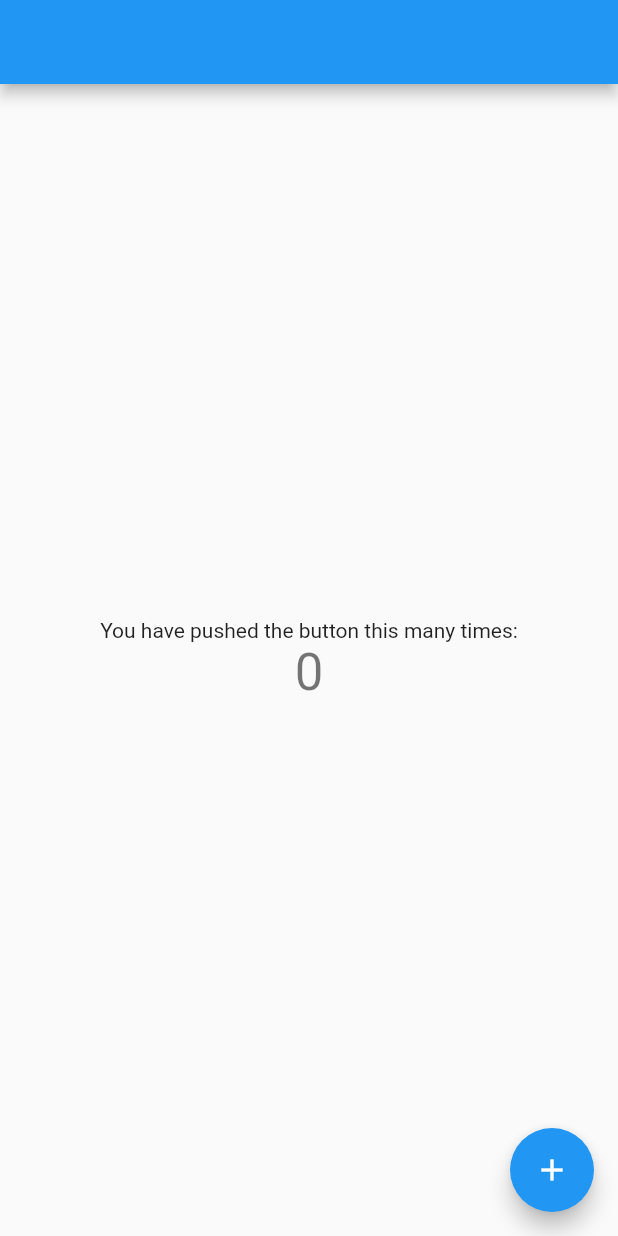
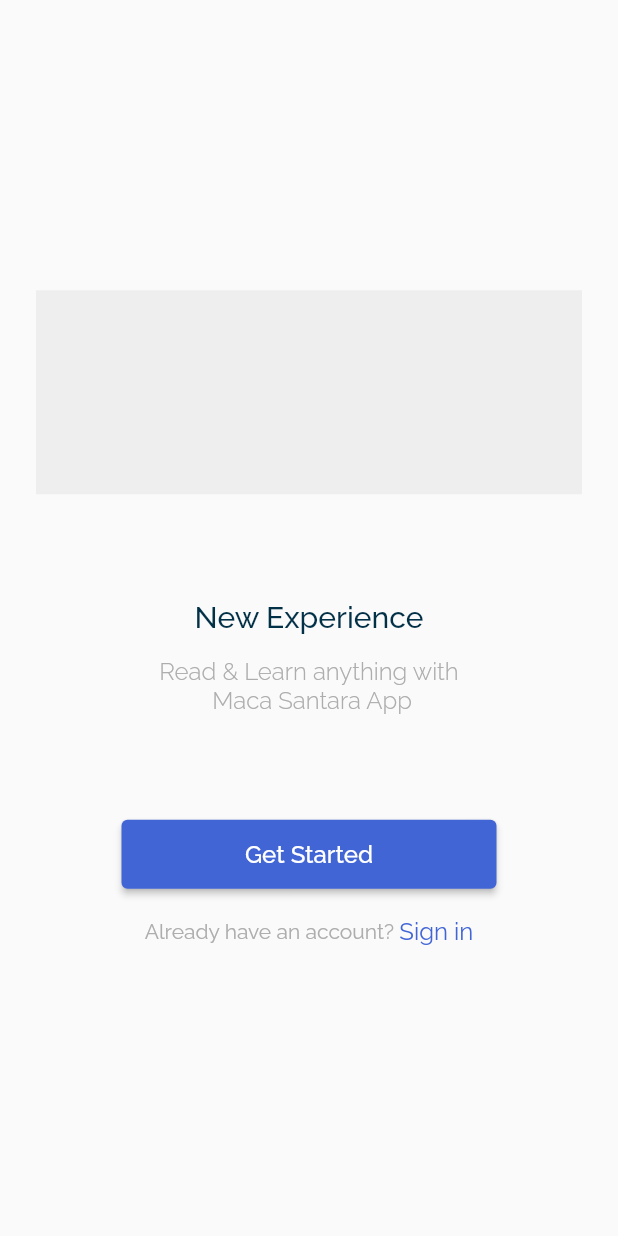
Before and after one commit to yopiangga/scanner-app, a Flutter app: the screen it shows after launch, on a phone screen of 412 x 824 dp. Run offline on Flutter 3.47's test engine with Material 2 defaults, Android fonts, the light colour scheme and no system bars; our stand-ins replace another_flushbar, email_validator, flutter_spinkit, google_fonts, material_design_icons_flutter; accounts and stored records are empty.

```diff
--- a/lib/main.dart
+++ b/lib/main.dart
@@ -1,4 +1,5 @@
 import 'package:flutter/material.dart';
+import 'package:scanner_app/ui/pages/pages.dart';
 
 void main() {
   runApp(const MyApp());
@@ -10,82 +11,9 @@
   @override
   Widget build(BuildContext context) {
     return MaterialApp(
-      title: 'Flutter Demo',
-      theme: ThemeData(
-        primarySwatch: Colors.blue,
-      ),
-      home: MyHomePage(),
+      debugShowCheckedModeBanner: false,
+      title: 'Maca Santara',
+      home: StartPage(),
     );
   }
 }
-
-class MyHomePage extends StatefulWidget {
-  @override
-  State<MyHomePage> createState() => _MyHomePageState();
-}
-
-class _MyHomePageState extends State<MyHomePage> {
-  int _counter = 0;
-
-  void _incrementCounter() {
-    setState(() {
-      // This call to setState tells the Flutter framework that something has
-      // changed in this State, which causes it to rerun the build method below
-      // so that the display can reflect the updated values. If we changed
-      // _counter without calling setState(), then the build method would not be
-      // called again, and so nothing would appear to happen.
-      _counter++;
-    });
-  }
-
-  @override
-  Widget build(BuildContext context) {
-    // This method is rerun every time setState is called, for instance as done
-    // by the _incrementCounter method above.
-    //
-    // The Flutter framework has been optimized to make rerunning build methods
-    // fast, so that you can just rebuild anything that needs updating rather
-    // than having to individually change instances of widgets.
-    return Scaffold(
-      appBar: AppBar(
-          // Here we take the value from the MyHomePage object that was created by
-          // the App.build method, and use it to set our appbar title.
-          ),
-      body: Center(
-        // Center is a layout widget. It takes a single child and positions it
-        // in the middle of the parent.
-        child: Column(
-          // Column is also a layout widget. It takes a list of children and
-          // arranges them vertically. By default, it sizes itself to fit its
-          // children horizontally, and tries to be as tall as its parent.
-          //
-          // Invoke "debug painting" (press "p" in the console, choose the
-          // "Toggle Debug Paint" action from the Flutter Inspector in Android
-          // Studio, or the "Toggle Debug Paint" command in Visual Studio Code)
-          // to see the wireframe for each widget.
-          //
-          // Column has various properties to control how it sizes itself and
-          // how it positions its children. Here we use mainAxisAlignment to
-          // center the children vertically; the main axis here is the vertical
-          // axis because Columns are vertical (the cross axis would be
-          // horizontal).
-          mainAxisAlignment: MainAxisAlignment.center,
-          children: <Widget>[
-            const Text(
-              'You have pushed the button this many times:',
-            ),
-            Text(
-              '$_counter',
-              style: Theme.of(context).textTheme.headline4,
-            ),
-          ],
-        ),
-      ),
-      floatingActionButton: FloatingActionButton(
-        onPressed: _incrementCounter,
-        tooltip: 'Increment',
-        child: const Icon(Icons.add),
-      ), // This trailing comma makes auto-formatting nicer for build methods.
-    );
-  }
-}
--- a/lib/ui/pages/document_detail_page.dart
+++ b/lib/ui/pages/document_detail_page.dart
@@ -0,0 +1 @@
+part of 'pages.dart';
--- a/lib/ui/pages/document_page.dart
+++ b/lib/ui/pages/document_page.dart
@@ -0,0 +1 @@
+part of 'pages.dart';
--- a/lib/ui/pages/documents_page.dart
+++ b/lib/ui/pages/documents_page.dart
@@ -0,0 +1 @@
+part of 'pages.dart';
--- a/lib/ui/pages/pages.dart
+++ b/lib/ui/pages/pages.dart
@@ -0,0 +1,15 @@
+import 'package:another_flushbar/flushbar.dart';
+import 'package:email_validator/email_validator.dart';
+import 'package:flutter/material.dart';
+import 'package:flutter_spinkit/flutter_spinkit.dart';
+import 'package:material_design_icons_flutter/material_design_icons_flutter.dart';
+import 'package:scanner_app/shared/shared.dart';
+
+part 'main_page.dart';
+part 'dahsboard_page.dart';
+part 'document_detail_page.dart';
+part 'document_page.dart';
+part 'documents_page.dart';
+part 'sign_in_page.dart';
+part 'sign_up_page.dart';
+part 'start_page.dart';
--- a/lib/ui/pages/start_page.dart
+++ b/lib/ui/pages/start_page.dart
@@ -0,0 +1,75 @@
+part of 'pages.dart';
+
+class StartPage extends StatelessWidget {
+  const StartPage({Key key}) : super(key: key);
+
+  @override
+  Widget build(BuildContext context) {
+    return Scaffold(
+      body: Container(
+        padding: EdgeInsets.symmetric(horizontal: defaultMargin),
+        child: Column(
+            mainAxisAlignment: MainAxisAlignment.center,
+            crossAxisAlignment: CrossAxisAlignment.center,
+            children: [
+              Container(
+                height: 136,
+                decoration: BoxDecoration(color: Colors.grey[200]
+                    // image: DecorationImage(
+                    //   image: AssetImage('assets/logo.png'),
+                    //   fit: BoxFit.contain,
+                    // ),
+                    ),
+              ),
+              Container(
+                margin: EdgeInsets.only(top: 70, bottom: 16),
+                child: Text(
+                  "New Experience",
+                  style: blackTextFont.copyWith(fontSize: 20),
+                ),
+              ),
+              Text("Read & Learn anything with\n Maca Santara App",
+                  style: greyTextFont.copyWith(
+                      fontSize: 16, fontWeight: FontWeight.w300),
+                  textAlign: TextAlign.center),
+              Container(
+                width: 250,
+                height: 46,
+                margin: EdgeInsets.only(top: 70, bottom: 19),
+                child: ElevatedButton(
+                  child: Text("Get Started",
+                      style: whiteTextFont.copyWith(fontSize: 16)),
+                  style: ButtonStyle(
+                    backgroundColor:
+                        MaterialStateProperty.all<Color>(mainColor),
+                  ),
+                  onPressed: () {
+                    Navigator.pushReplacement(context,
+                        MaterialPageRoute(builder: (context) => MainPage()));
+                  },
+                ),
+              ),
+              Row(
+                mainAxisAlignment: MainAxisAlignment.center,
+                children: [
+                  Text("Already have an account? ",
+                      style:
+                          greyTextFont.copyWith(fontWeight: FontWeight.w400)),
+                  GestureDetector(
+                    onTap: () {
+                      Navigator.push(
+                          context,
+                          MaterialPageRoute(
+                              builder: (context) => SignInPage()));
+                    },
+                    child: Text("Sign in",
+                        style: blueTextFont.copyWith(
+                            fontSize: 16, fontWeight: FontWeight.w400)),
+                  ),
+                ],
+              )
+            ]),
+      ),
+    );
+  }
+}
```
Also changed, not shown: lib/shared/theme.dart (+4 -4 lines), lib/ui/pages/dahsboard_page.dart (+17 -0 lines), lib/ui/pages/main_page.dart (added, +154 -0 lines), lib/ui/pages/sign_in_page.dart (+149 -0 lines), lib/ui/pages/sign_up_page.dart (+213 -0 lines), pubspec.yaml (+6 -2 lines), pubspec.lock.
